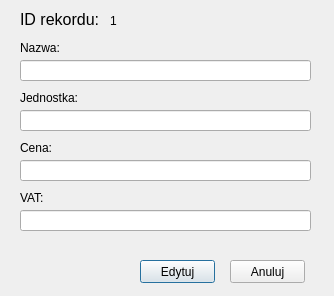
DzimiX/ProgramSprzedazowy, file editproducts.ui: the form before one commit.
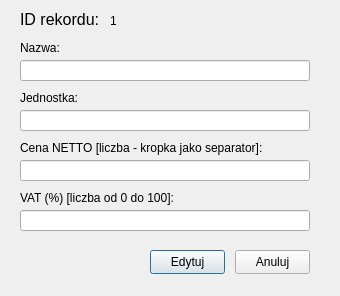
The form after the commit.

The edit to the form file:
```diff
--- a/editproducts.ui
+++ b/editproducts.ui
@@ -6,7 +6,7 @@
    <rect>
     <x>0</x>
     <y>0</y>
-    <width>334</width>
+    <width>340</width>
     <height>296</height>
    </rect>
   </property>
@@ -18,7 +18,7 @@
     <rect>
      <x>20</x>
      <y>60</y>
-     <width>291</width>
+     <width>290</width>
      <height>21</height>
     </rect>
    </property>
@@ -54,7 +54,7 @@
     <rect>
      <x>20</x>
      <y>110</y>
-     <width>291</width>
+     <width>290</width>
      <height>21</height>
     </rect>
    </property>
@@ -64,12 +64,12 @@
     <rect>
      <x>20</x>
      <y>140</y>
-     <width>101</width>
+     <width>291</width>
      <height>16</height>
     </rect>
    </property>
    <property name="text">
-    <string>Cena:</string>
+    <string>Cena NETTO [liczba - kropka jako separator]:</string>
    </property>
   </widget>
   <widget class="QLineEdit" name="input_price">
@@ -77,7 +77,7 @@
     <rect>
      <x>20</x>
      <y>160</y>
-     <width>291</width>
+     <width>290</width>
      <height>21</height>
     </rect>
    </property>
@@ -87,12 +87,12 @@
     <rect>
      <x>20</x>
      <y>190</y>
-     <width>81</width>
+     <width>291</width>
      <height>16</height>
     </rect>
    </property>
    <property name="text">
-    <string>VAT:</string>
+    <string>VAT (%) [liczba od 0 do 100]:</string>
    </property>
   </widget>
   <widget class="QLineEdit" name="input_tax">
@@ -100,7 +100,7 @@
     <rect>
      <x>20</x>
      <y>210</y>
-     <width>291</width>
+     <width>290</width>
      <height>21</height>
     </rect>
    </property>
@@ -108,10 +108,10 @@
   <widget class="QPushButton" name="pushButton">
    <property name="geometry">
     <rect>
-     <x>140</x>
-     <y>260</y>
+     <x>150</x>
+     <y>250</y>
      <width>75</width>
-     <height>23</height>
+     <height>24</height>
     </rect>
    </property>
    <property name="text">
@@ -121,10 +121,10 @@
   <widget class="QPushButton" name="pushButton_2">
    <property name="geometry">
     <rect>
-     <x>230</x>
-     <y>260</y>
+     <x>235</x>
+     <y>250</y>
      <width>75</width>
-     <height>23</height>
+     <height>24</height>
     </rect>
    </property>
    <property name="text">
```
